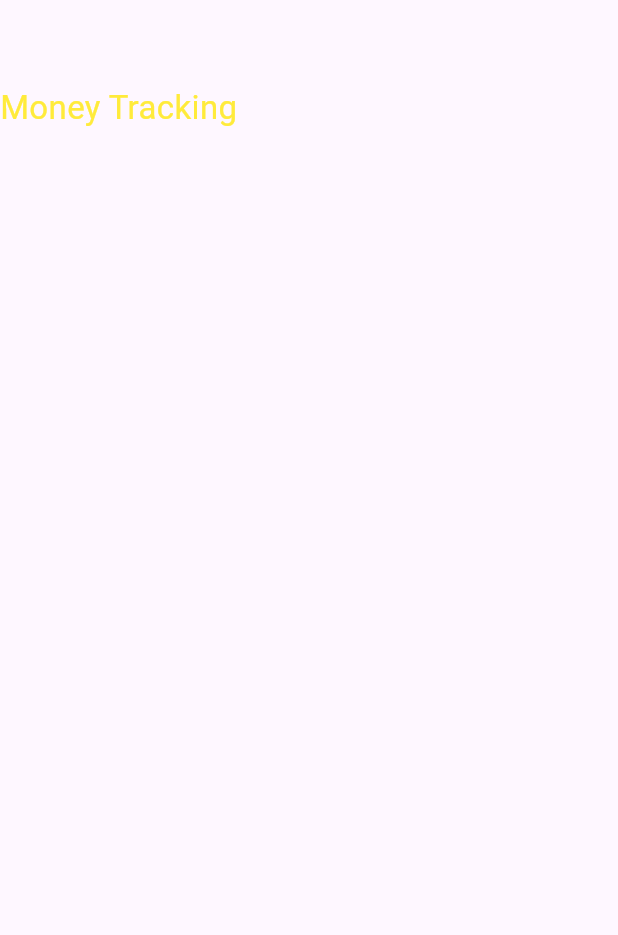
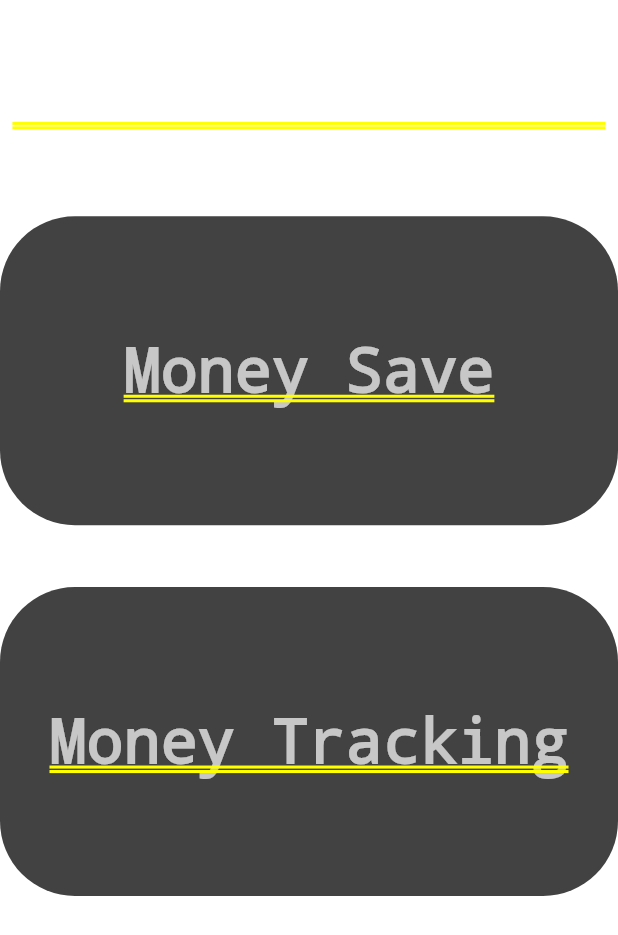
Before and after one commit to mahmoudalhamaky/DEPI_MyProject, a Flutter app: the screen it shows after launch, on a phone screen of 412 x 824 dp. Shown: the top 935 px of the screen. Run offline on Flutter 3.47's test engine with Material 3 defaults, Android fonts, the phone set to English and light mode, and no system bars.

Commit message:
rap with scaffold

```diff
--- a/lib/main.dart
+++ b/lib/main.dart
@@ -1,11 +1,12 @@
 import 'package:flutter/material.dart';
 import 'money.dart';
+import 'money2.dart';
 
 void main() => runApp(const MyApp());
 
 class MyApp extends StatelessWidget {
   const MyApp({super.key});
-  static const String _title = 'Flutter Stateful Clicker Counter';
+  static const String _title = 'Money Tracker';
   // This widget is the root of your application.
   @override
   Widget build(BuildContext context) {
@@ -16,7 +17,7 @@ class MyApp extends StatelessWidget {
         // useMaterial3: false,
         primarySwatch: Colors.blue,
       ),
-      home: const money(),
+      home: money2(),
     );
   }
 }
--- /dev/null
+++ b/lib/money2.dart
@@ -0,0 +1,82 @@
+import 'package:flutter/material.dart';
+
+class money2 extends StatefulWidget {
+  const money2({super.key});
+
+  @override
+  State<money2> createState() => _moneyState();
+}
+
+class _moneyState extends State<money2> {
+  @override
+  Widget build(BuildContext context) {
+    var widtha = MediaQuery.of(context).size.width;
+    var heighta = MediaQuery.of(context).size.height;
+    return MaterialApp(
+      debugShowCheckedModeBanner: false,
+      home: SafeArea(
+        child: Column(
+          children: [
+            SizedBox(
+              height: heighta / 20,
+            ),
+            Text(
+              "Deposit  Tracker",
+              style: TextStyle(
+                color: Colors.white,
+                fontSize: widtha / 10,
+              ),
+            ),
+            SizedBox(
+              height: heighta / 15,
+            ),
+            GestureDetector(
+              onTap: () {
+                // Get.to(money_saver(), transition: Transition.upToDown);
+              },
+              child: Container(
+                height: heighta / 4,
+                decoration: BoxDecoration(
+                    color: Colors.grey[800],
+                    borderRadius: BorderRadiusDirectional.circular(50.0)),
+                width: double.infinity,
+                child: Center(
+                    child: Text(
+                      "Money Save",
+                      style:
+                      TextStyle(color: Colors.white70, fontSize: widtha / 10),
+                    )),
+              ),
+            ),
+            SizedBox(
+              height: heighta / 20,
+            ),
+            GestureDetector(
+              onTap: () async {
+                // await createDatabase();
+                // await getData(database);
+                // Get.to(Result(), transition: Transition.upToDown);
+              },
+              child: Container(
+                //width: widtha/4,
+                height: heighta / 4,
+                decoration: BoxDecoration(
+                    color: Colors.grey[800],
+                    borderRadius: BorderRadiusDirectional.circular(50.0)),
+                width: double.infinity,
+                child: Center(
+                    child: Text(
+                      'Money Tracking',
+                      style: TextStyle(
+                        color: Colors.white70,
+                        fontSize: widtha / 10,
+                      ),
+                    )),
+              ),
+            ),
+          ],
+        ),
+      ),
+    );
+  }
+}
```
Also changed, not shown: 9 other files.
